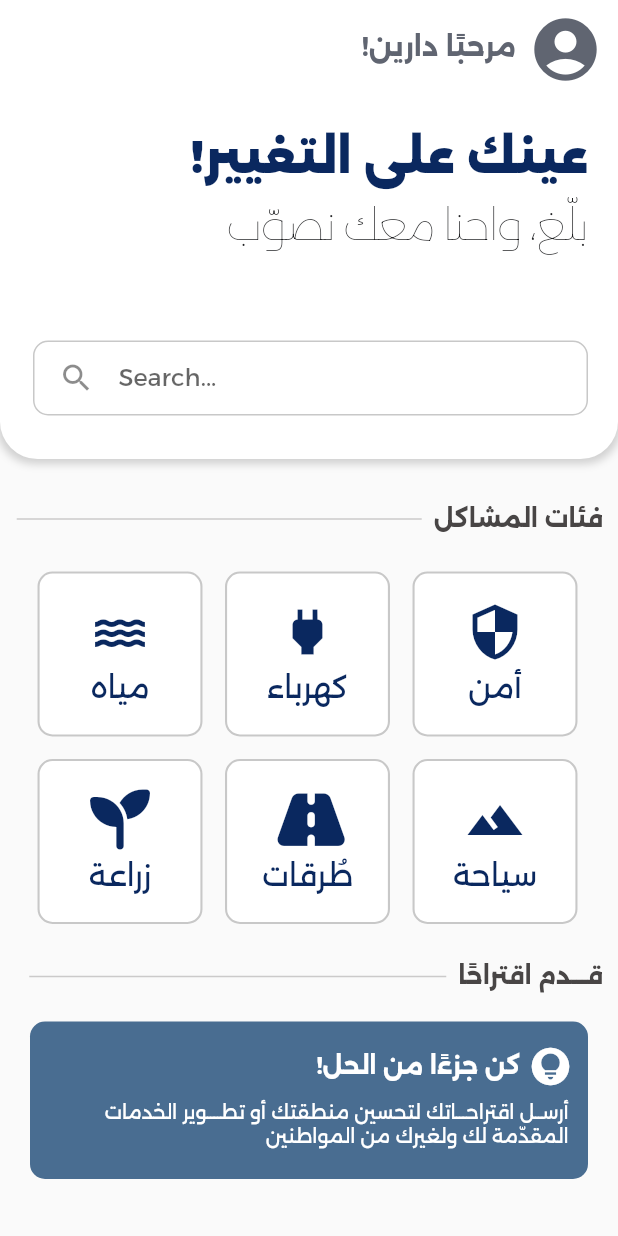
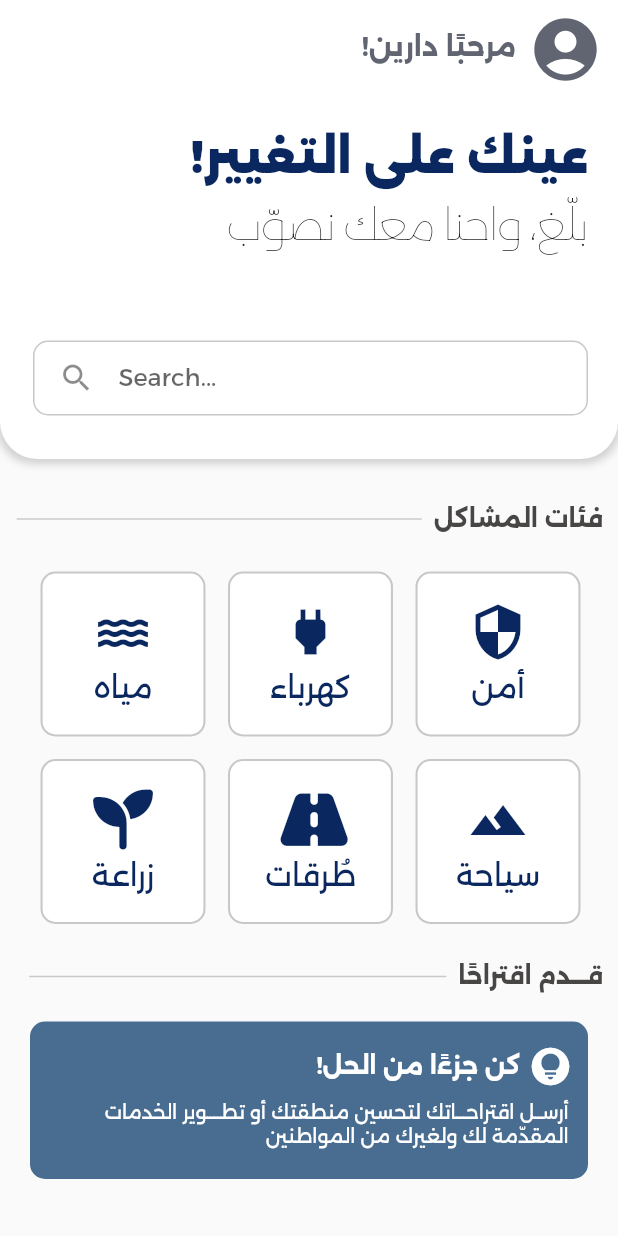
Before and after one commit to DareenAbuhamra1/sawweb, a Flutter app: the Homepage screen opened by its route, on a phone screen of 412 x 824 dp. Run offline on Flutter 3.47's test engine with Material 3 defaults, Android fonts, the phone set to English and light mode, and no system bars; our stand-ins replace file_picker, font_awesome_flutter, google_maps_flutter, image_picker; missing offline and left inert: dart:ffi, standard_searchbar.

```diff
--- a/lib/catagory.dart
+++ b/lib/catagory.dart
@@ -17,12 +17,16 @@ class CategoriesGrid extends StatelessWidget {
 
   @override
   Widget build(BuildContext context) {
-    return Column(
+    return Padding(
+     padding: const EdgeInsets.fromLTRB(0, 0, 8, 0),
+      child: Container(
+        width: double.infinity,
+        child: Column(
+          mainAxisAlignment: MainAxisAlignment.center,
           children: [
-        // صفين: 3 عناصر في كل صف
             for (int row = 0; row < 2; row++)
               Row(
-            mainAxisAlignment: MainAxisAlignment.start,
+                mainAxisAlignment: MainAxisAlignment.center,
                 children: [
                   for (int i = row * 3; i < row * 3 + 3; i++)
                     if (i < categories.length)
@@ -35,7 +39,6 @@ class CategoriesGrid extends StatelessWidget {
                         ),
                         child: GestureDetector(
                           onTap: () {
-                        // عند الضغط ننتقل للصفحة الثانية مع إرسال اسم التصنيف
                             Navigator.push(
                               context,
                               MaterialPageRoute(
@@ -82,6 +85,8 @@ class CategoriesGrid extends StatelessWidget {
                 ],
               ),
           ],
+        ),
+      ),
     );
   }
 }
```
Lines whose indentation alone changed are shown as unchanged.
